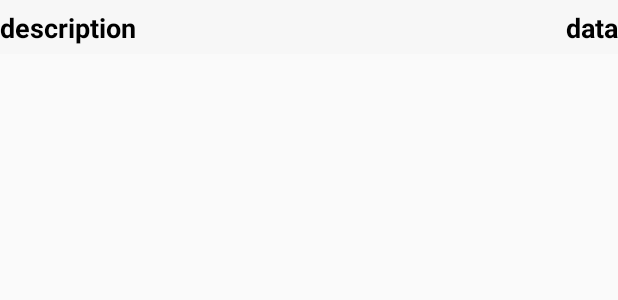
After one commit to crispit/ErrorExtractor, an Android app: the layout custom_list_detailed.xml on its own in the app's theme, with its tools: preview values and no code run, on a phone screen of 412 x 824 dp. The commit adds this screen. Shown: the top 300 px of the screen. Run offline under Robolectric (Android 15) with nearby library versions, the phone set to English and light mode, and no system bars.

Commit message:
Uppdatering för att kunna lägga till och läsa all data från bussen till felrapport.

```diff
--- a/app/src/main/AndroidManifest.xml
+++ b/app/src/main/AndroidManifest.xml
@@ -19,6 +19,10 @@
             android:name=".BusInfo"
             android:label="@string/busInfo">
         </activity>
+        <activity
+            android:name=".DetailedErrorReport"
+            android:label="@string/detailedErrorReport">
+        </activity>
 
     </application>
 
--- a/app/src/main/java/crispit/errorextractor/MainActivity.java
+++ b/app/src/main/java/crispit/errorextractor/MainActivity.java
@@ -26,7 +26,8 @@ public class MainActivity extends AppCompatActivity {
         ListView busList = new ListView(this.getBaseContext());
 
         mydb = new DbHelper(this);
-        //mydb.insertErrorReport("1", "Trasig Dörr", "Fungerar inte alls.", "Buss1", "2016-03-22,15:22", 3);
+        //mydb.insertErrorReport("1", "Trasig Dörr", "Fungerar inte alls.", "Buss1", "2016-03-22,15:22", 3, "a", "a", "a", "a", "a", "a",
+                 //"a", "a", "a", "a", "a", "a", "a", "a", "a", "a", "a", "a", "a", "a", "a", "a", "a", "a");
         //mydb.insertErrorReport("2","Trasig Motor","Fungerar en del.","Buss1","2016-02-22,10:00",4);
         //mydb.insertErrorReport("3","Trasigt Däck","Total paj.","Buss2","2016-04-22,15:22",5);
         listView = (ListView) findViewById(R.id.busList);
--- /dev/null
+++ b/app/src/main/res/layout/custom_list_detailed.xml
@@ -0,0 +1,29 @@
+<?xml version="1.0" encoding="utf-8"?>
+<RelativeLayout xmlns:android="http://schemas.android.com/apk/res/android"
+    android:layout_width="fill_parent"
+    android:layout_height="wrap_content"
+    android:background="@drawable/list_bg" >
+
+    <TextView
+        android:id="@+id/custom_list_description"
+        android:layout_width="fill_parent"
+        android:layout_height="30dip"
+        android:layout_marginTop="6dip"
+        android:maxLines="1"
+        android:text="description"
+        android:textColor="@android:color/black"
+        android:textSize="18dip"
+        android:textStyle="bold" />
+    <TextView
+        android:id="@+id/custom_list_data"
+        android:layout_width="wrap_content"
+        android:layout_height="30dip"
+        android:maxLines="1"
+        android:text="data"
+        android:textColor="@android:color/black"
+        android:textSize="18dip"
+        android:textStyle="bold"
+        android:layout_alignTop="@+id/custom_list_description"
+        android:layout_alignParentRight="true"
+        android:layout_alignParentEnd="true" />
+</RelativeLayout>
--- a/app/src/main/res/values/strings.xml
+++ b/app/src/main/res/values/strings.xml
@@ -1,4 +1,5 @@
 <resources>
     <string name="app_name">Error Extractor</string>
     <string name="busInfo">Bus Info</string>
+    <string name="detailedErrorReport">Detailed Error Report</string>
 </resources>
```
Also changed, not shown: app/src/main/java/crispit/errorextractor/BusInfo.java (+15 -3 lines), app/src/main/java/crispit/errorextractor/CustomDetailedListAdapter.java (added, +85 -0 lines), app/src/main/java/crispit/errorextractor/DetailedErrorReport.java (added, +50 -0 lines).
